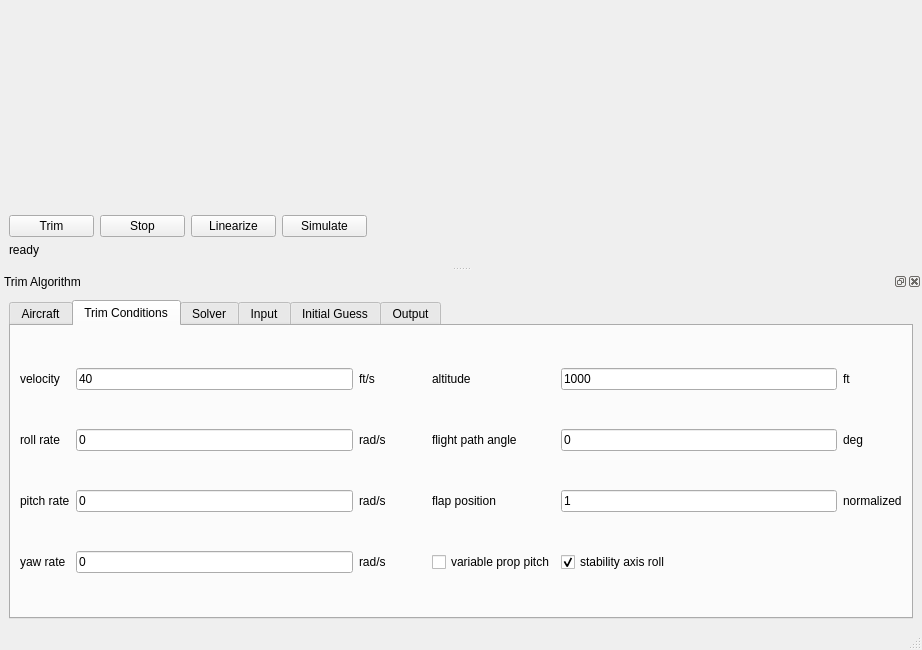
The window that gui/MainWindow.ui (arktools/jsbsim) describes before a commit, drawn with Qt 5.
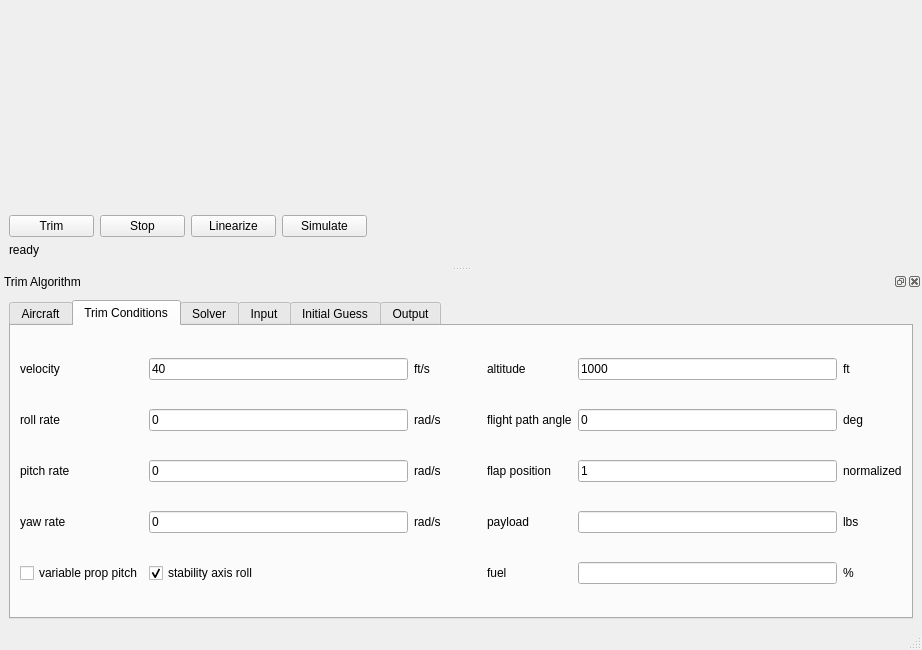
The same window after the commit. The open tabs and pages were chosen to show the change. Custom widgets are drawn as their Qt base class.

Commit message: Added payload and fuel settings.

Patch:
```diff
--- a/gui/MainWindow.ui
+++ b/gui/MainWindow.ui
@@ -313,13 +313,6 @@
            </property>
           </widget>
          </item>
-         <item row="5" column="9">
-          <widget class="QCheckBox" name="checkBox_variablePropPitch">
-           <property name="text">
-            <string>variable prop pitch</string>
-           </property>
-          </widget>
-         </item>
          <item row="1" column="9">
           <widget class="QLabel" name="label_42">
            <property name="sizePolicy">
@@ -541,7 +534,48 @@
            </property>
           </widget>
          </item>
+         <item row="6" column="10">
+          <widget class="QLineEdit" name="lineEdit_fuel"/>
+         </item>
+         <item row="6" column="11">
+          <widget class="QLabel" name="label_51">
+           <property name="text">
+            <string>%</string>
+           </property>
+          </widget>
+         </item>
          <item row="5" column="10">
+          <widget class="QLineEdit" name="lineEdit_payload"/>
+         </item>
+         <item row="5" column="9">
+          <widget class="QLabel" name="label_10">
+           <property name="text">
+            <string>payload</string>
+           </property>
+          </widget>
+         </item>
+         <item row="6" column="9">
+          <widget class="QLabel" name="label_49">
+           <property name="text">
+            <string>fuel</string>
+           </property>
+          </widget>
+         </item>
+         <item row="5" column="11">
+          <widget class="QLabel" name="label_50">
+           <property name="text">
+            <string>lbs</string>
+           </property>
+          </widget>
+         </item>
+         <item row="6" column="0">
+          <widget class="QCheckBox" name="checkBox_variablePropPitch">
+           <property name="text">
+            <string>variable prop pitch</string>
+           </property>
+          </widget>
+         </item>
+         <item row="6" column="4">
           <widget class="QCheckBox" name="checkBox_stabAxisRoll">
            <property name="text">
             <string>stability axis roll</string>
```
Left out of the diff: 2 changed lines with no effect on the pictures. The commit also changes 2 other files.
